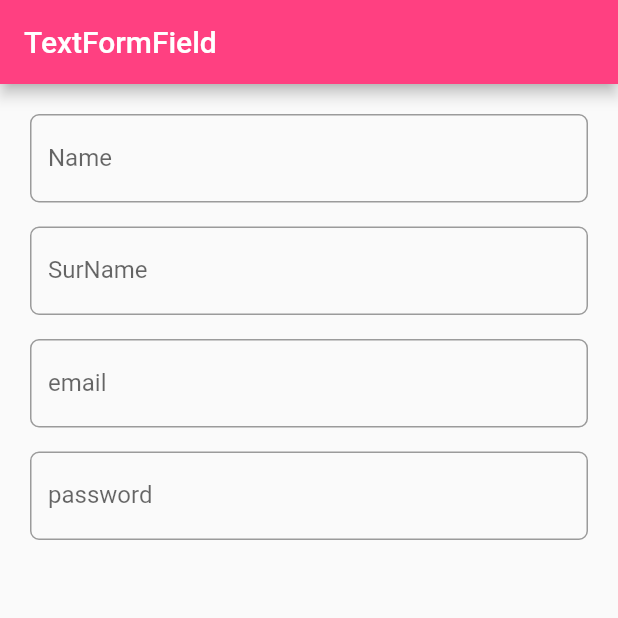
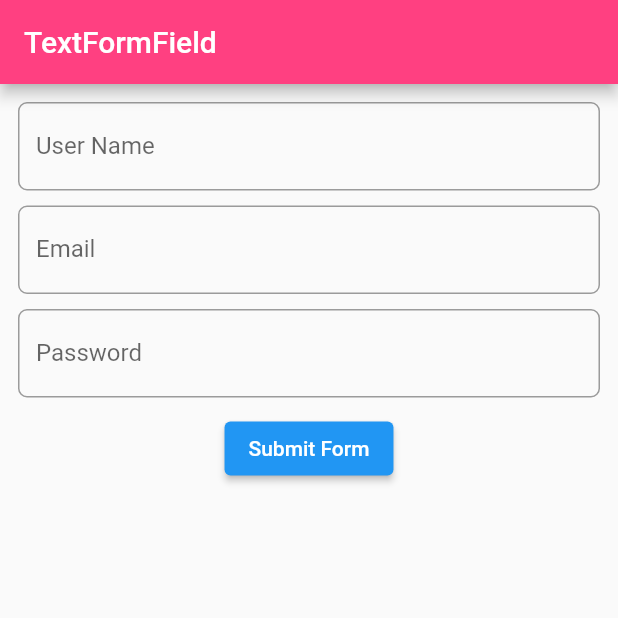
Before and after one commit to remzigunes21/flutter-udemy, a Flutter app: the screen it shows after launch, on a phone screen of 412 x 824 dp, the top half of it. Run offline on Flutter 3.47's test engine with Material 2 defaults, Android fonts, the phone set to English and light mode, and no system bars; our stand-ins replace email_validator.

Commit message:
form işlemleri

```diff
--- a/lib/inputs/text_form_field.dart
+++ b/lib/inputs/text_form_field.dart
@@ -1,4 +1,5 @@
 import 'package:flutter/material.dart';
+import 'package:email_validator/email_validator.dart';
 
 class TextFormFieldApp extends StatefulWidget {
   @override
@@ -6,6 +7,9 @@ class TextFormFieldApp extends StatefulWidget {
 }
 
 class _TextFormFieldAppState extends State<TextFormFieldApp> {
+  String _email = "", _password = "", _userName = "";
+
+  final _formKey = GlobalKey<FormState>();
   @override
   Widget build(BuildContext context) {
     return Scaffold(
@@ -16,12 +20,98 @@ class _TextFormFieldAppState extends State<TextFormFieldApp> {
         child: Padding(
           padding: const EdgeInsets.all(12.0),
           child: Form(
+            key: _formKey,
+            autovalidateMode: AutovalidateMode.onUserInteraction,
             child: Column(
               children: [
-                buildTextFormField("Name", "please enter name!"),
-                buildTextFormField("SurName", "please enter surname!"),
-                buildTextFormField("email", "please enter email!"),
-                buildTextFormField("password", "please enter password!"),
+                TextFormField(
+                  onSaved: (newValue) {
+                    _userName = newValue;
+                  },
+                  validator: (value) {
+                    if (value.length < 4) {
+                      return "Lütfen 4 ten fazla karakter gir";
+                    } else {
+                      return null;
+                    }
+                  },
+                  decoration: InputDecoration(
+                    labelText: "User Name",
+                    hintText: "User Name enter",
+
+                    //contentPadding: EdgeInsets.all(8),
+                    border: OutlineInputBorder(
+                      borderRadius: BorderRadius.all(Radius.circular(6.0)),
+                    ),
+                  ),
+                ),
+                SizedBox(
+                  height: 10,
+                ),
+                TextFormField(
+                  onSaved: (newValue) {
+                    _email = newValue;
+                  },
+                  validator: (value) {
+                    final bool isValid = EmailValidator.validate(value);
+                    if (value.isEmpty) {
+                      return "email is not empty";
+                    } else if (!isValid) {
+                      return "Lütfen email şartlarını sağlayınız";
+                    } else {
+                      return null;
+                    }
+                  },
+                  decoration: InputDecoration(
+                    labelText: "Email",
+                    hintText: "Email enter",
+
+                    //contentPadding: EdgeInsets.all(8),
+                    border: OutlineInputBorder(
+                      borderRadius: BorderRadius.all(Radius.circular(6.0)),
+                    ),
+                  ),
+                ),
+                SizedBox(
+                  height: 10,
+                ),
+                TextFormField(
+                  onSaved: (newValue) {
+                    _password = newValue;
+                  },
+                  validator: (value) {
+                    if (value.length < 8) {
+                      return "Lütfen 8 den fazla karakter gir";
+                    } else {
+                      return null;
+                    }
+                  },
+                  decoration: InputDecoration(
+                    labelText: "Password",
+                    hintText: "Password enter",
+
+                    //contentPadding: EdgeInsets.all(8),
+                    border: OutlineInputBorder(
+                      borderRadius: BorderRadius.all(Radius.circular(6.0)),
+                    ),
+                  ),
+                ),
+                SizedBox(height: 10),
+                ElevatedButton(
+                    onPressed: () {
+                      bool isValid = _formKey.currentState.validate();
+                      if (isValid) {
+                        _formKey.currentState.save();
+                        String result =
+                            "user_name: $_userName \n email: $_email \n password:$_password";
+                        ScaffoldMessenger.of(context).showSnackBar(SnackBar(
+                          content: Text(result),
+                        ));
+                      }
+
+                      _formKey.currentState.reset();
+                    },
+                    child: Text("Submit Form"))
               ],
             ),
           ),
@@ -30,19 +120,26 @@ class _TextFormFieldAppState extends State<TextFormFieldApp> {
     );
   }
 
-  Padding buildTextFormField(label, hintText) {
-    return Padding(
-      padding: const EdgeInsets.all(8.0),
-      child: TextFormField(
+  TextFormField buildTextFormField(label, hintText, isValid) {
+    return TextFormField(
+      validator: (value) {
+        if (isValid) {
+          if (value.length < 4) {
+            return "name length is four charcters";
+          } else {
+            return null;
+          }
+        }
+      },
       decoration: InputDecoration(
         labelText: label,
         hintText: hintText,
+
         //contentPadding: EdgeInsets.all(8),
         border: OutlineInputBorder(
           borderRadius: BorderRadius.all(Radius.circular(6.0)),
         ),
       ),
-      ),
     );
   }
 }
--- a/pubspec.yaml
+++ b/pubspec.yaml
@@ -27,6 +27,7 @@ dependencies:
   # The following adds the Cupertino Icons font to your application.
   # Use with the CupertinoIcons class for iOS style icons.
   cupertino_icons: ^1.0.2
+  email_validator: ^2.0.1
 
 dev_dependencies:
   flutter_test:
```
Also changed, not shown: pubspec.lock. Lines whose indentation alone changed are shown as unchanged.
